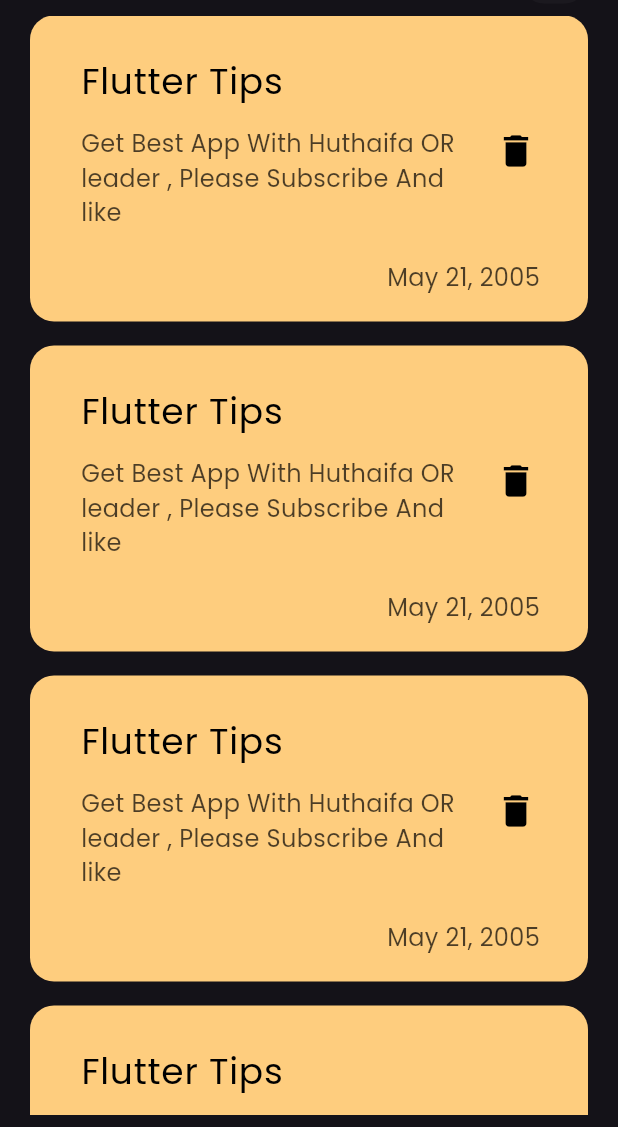
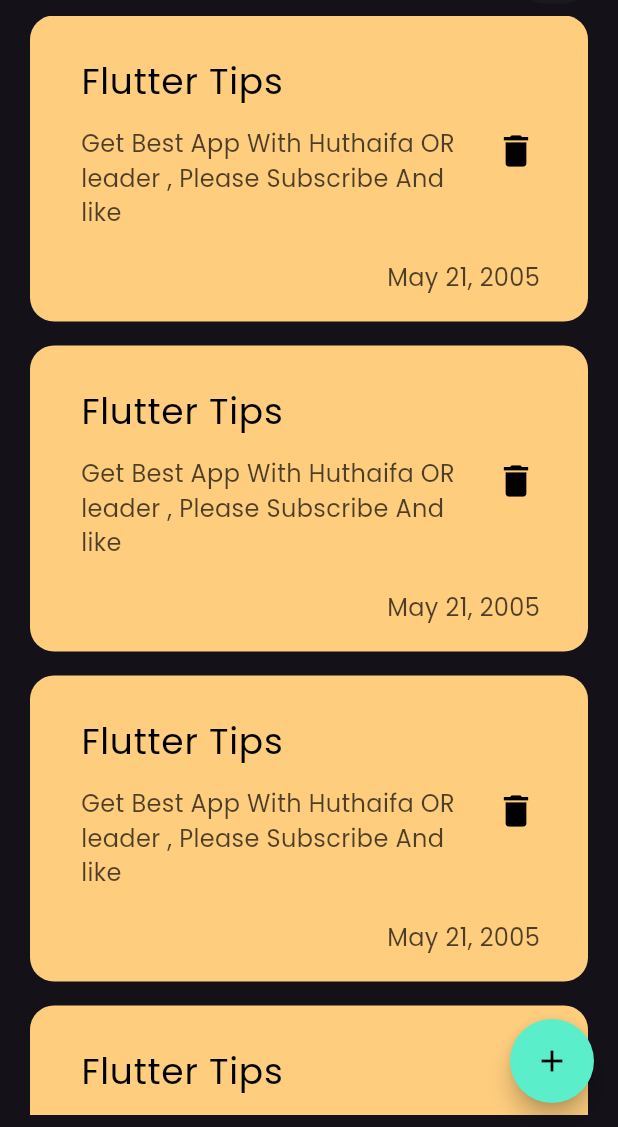
Before and after one commit to itzHTH/Notes_app, a Flutter app: the screen it shows after launch, on a phone screen of 412 x 824 dp, the part 109-1236 px from its top. Run offline on Flutter 3.47's test engine with Material 3 defaults, Android fonts, the phone set to English and light mode, and no system bars.

Commit message:
Add FloatingActionButton to HomeView .
- Added `FloatingActionButton` to `HomeView` with custom styling.

```diff
--- a/lib/views/home_view.dart
+++ b/lib/views/home_view.dart
@@ -7,8 +7,17 @@
 
   @override
   Widget build(BuildContext context) {
-    return const Scaffold(
-      body: HomeViewBody() ,
+    return Scaffold(
+      body: const HomeViewBody(),
+      floatingActionButton: FloatingActionButton(
+        backgroundColor: const Color(0xff5aefca),
+        onPressed: () {},
+        shape: RoundedRectangleBorder(borderRadius: BorderRadius.circular(30)),
+        child: const Icon(
+          Icons.add,
+          color: Colors.black,
+        ),
+      ),
     );
   }
 }
--- a/lib/widgets/home_view_body.dart
+++ b/lib/widgets/home_view_body.dart
@@ -1,6 +1,5 @@
 import 'package:flutter/material.dart';
 import 'package:notes_app/widgets/custom_appbar.dart';
-import 'package:notes_app/widgets/notes_item.dart';
 import 'package:notes_app/widgets/notes_list_builder.dart';
 
 class HomeViewBody extends StatelessWidget {
```
